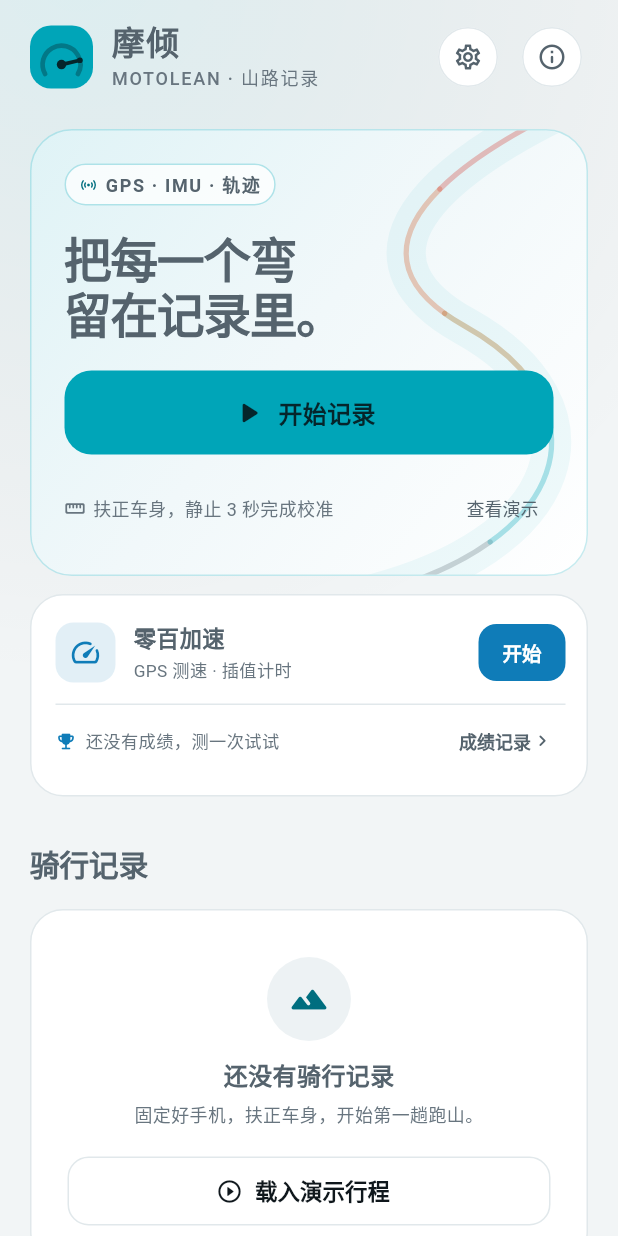
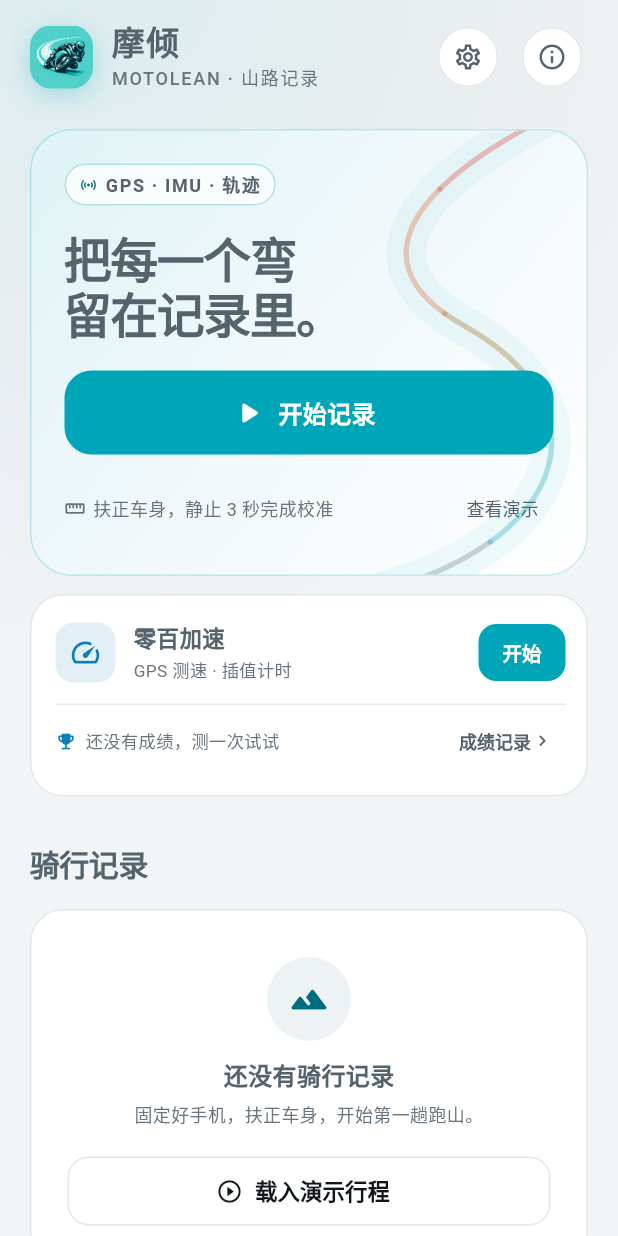
Before and after one commit to jsonwu5/MotoLean, a Flutter app: the screen it shows after launch, on a phone screen of 412 x 824 dp. Run offline on Flutter 3.47's test engine with Material 3 defaults, Android fonts, the phone set to English and light mode, and no system bars; our stand-ins replace fl_chart, geolocator, permission_handler, sensors_plus, share_plus, shared_preferences and 2 more; missing offline and left inert: flutter_tencent_map, gal; accounts and stored records are empty.

Commit message:
feat(home): use the app icon as the header mark
- swap the drawn BrandMark for the real app icon, rounded with a soft
  accent glow, so the header matches what sits on the home screen
- fill the acceleration CTA with the brand accent instead of blue
- switch filled buttons back to a white foreground and ship the icon as a
  bundled asset for runtime use

```diff
--- a/lib/screens/home_screen.dart
+++ b/lib/screens/home_screen.dart
@@ -8,7 +8,6 @@ import '../services/settings_service.dart';
 import '../theme.dart';
 import '../utils/format.dart';
 import '../utils/units.dart';
-import '../widgets/brand_mark.dart';
 import '../widgets/motion.dart';
 import 'acceleration_history_screen.dart';
 import 'acceleration_screen.dart';
@@ -382,7 +381,30 @@ class _Header extends StatelessWidget {
   Widget build(BuildContext context) {
     return Row(
       children: [
-        const BrandMark(),
+        Container(
+          width: 42,
+          height: 42,
+          decoration: BoxDecoration(
+            borderRadius: BorderRadius.circular(14),
+            boxShadow: [
+              BoxShadow(
+                color: AppColors.accent.withValues(alpha: 0.28),
+                blurRadius: 14,
+                offset: const Offset(0, 4),
+              ),
+            ],
+          ),
+          child: ClipRRect(
+            borderRadius: BorderRadius.circular(14),
+            child: Image.asset(
+              'assets/app_icon.png',
+              width: 42,
+              height: 42,
+              cacheWidth: 126,
+              fit: BoxFit.cover,
+            ),
+          ),
+        ),
         const SizedBox(width: 12),
         const Expanded(
           child: Column(
@@ -646,7 +668,7 @@ class _AccelerationCard extends StatelessWidget {
                 child: FilledButton(
                   onPressed: onStart,
                   style: FilledButton.styleFrom(
-                    backgroundColor: AppColors.blue,
+                    backgroundColor: AppColors.accent,
                     foregroundColor: Colors.white,
                     minimumSize: const Size(0, 38),
                     padding: const EdgeInsets.symmetric(horizontal: 16),
--- a/lib/theme.dart
+++ b/lib/theme.dart
@@ -128,7 +128,7 @@ ThemeData buildAppTheme() {
     useMaterial3: true,
     colorScheme: const ColorScheme.light(
       primary: AppColors.accent,
-      onPrimary: AppColors.onAccent,
+      onPrimary: Colors.white,
       secondary: AppColors.blue,
       onSecondary: Colors.white,
       surface: AppColors.surface,
@@ -197,8 +197,7 @@ ThemeData buildAppTheme() {
     filledButtonTheme: FilledButtonThemeData(
       style: FilledButton.styleFrom(
         backgroundColor: AppColors.accent,
-        // 青蓝填充上压深色字（5.4:1），白字只有约 3:1 不达标。
-        foregroundColor: AppColors.onAccent,
+        foregroundColor: Colors.white,
         minimumSize: const Size.fromHeight(56),
         shape: RoundedRectangleBorder(borderRadius: BorderRadius.circular(18)),
         textStyle: const TextStyle(
--- a/pubspec.yaml
+++ b/pubspec.yaml
@@ -73,6 +73,7 @@ flutter:
 
   assets:
     - assets/map/
+    - assets/app_icon.png
 
   # 数字/英文展示字体：Rajdhani（OFL 许可，见 assets/fonts/OFL.txt）。
   fonts:
```
